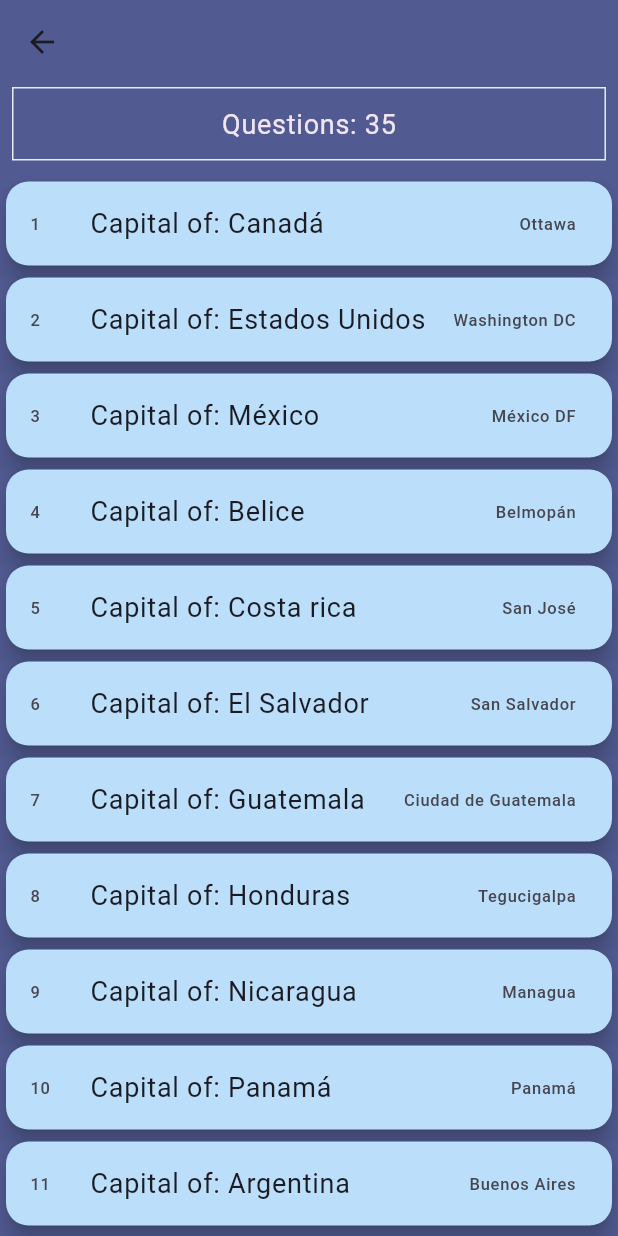
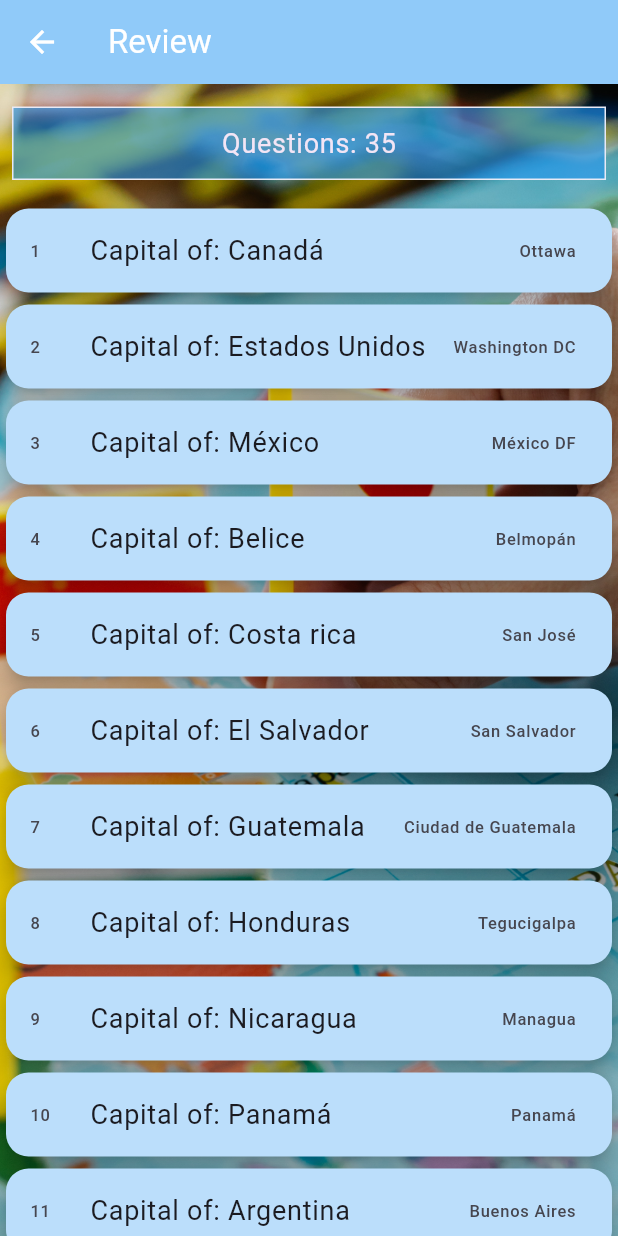
Before and after one commit to santy127/project_quiz_app_flutter, a Flutter app: the screen it shows after launch, after a tap on "Review Quiz", on a phone screen of 412 x 824 dp. Run offline on Flutter 3.47's test engine with Material 2 defaults, Android fonts, the phone set to English and light mode, and no system bars.

Commit message:
Avance del proyecto Quiz App de Flutter sobre Capitales

```diff
--- a/lib/pages/home_page.dart
+++ b/lib/pages/home_page.dart
@@ -5,51 +5,65 @@ class HomePage extends StatelessWidget {
 
   @override
   Widget build(BuildContext context) {
-    return Scaffold(  // Scaffold = Used for a new page
-      backgroundColor: Theme.of(context).primaryColor,
-      appBar: AppBar(
-        elevation: 0,
-        backgroundColor: Theme.of(context).primaryColor,
+    return Scaffold(
+      // appBar: AppBar(
+      //   elevation: 0,
+      //   backgroundColor: Colors.blue.shade300,
+      //   title: const Text(
+      //     'Quiz of Capitals',
+      //     style: TextStyle(
+      //       color: Colors.white,
+      //     ),
+      //   ),
+      // ),
+      body: Container(
+        decoration: const BoxDecoration(
+          image: DecorationImage(
+            image: AssetImage('assets/img/capitals.jpg'),
+            fit: BoxFit.cover,
           ),
-      body: Center(
+        ),
+        child: Center(
           child: Column(
             children: [
               Container(
                 margin: const EdgeInsets.only(top: 30, bottom: 50),
-            child: Icon(
-              Icons.wb_sunny_outlined,
+                child: const Icon(
+                  Icons.wb_sunny,
                   size: 100,
-              color: Colors.purple.shade100,
+                  color: Colors.lightBlueAccent,
                 ),
               ),
               Card(
-            margin: const EdgeInsets.all(20), // To make it look more separated from the edge of the screen
+                margin: const EdgeInsets.all(20),
                 shape: RoundedRectangleBorder(
                   borderRadius: BorderRadius.circular(12),
                 ),
-            color: Colors.indigo.shade200,
+                color: const Color.fromRGBO(0, 191, 255, 0.4), // More vivid and less opaque light blue
                 child: ListView(
-              shrinkWrap: true, // Solution
+                  shrinkWrap: true,
                   padding: const EdgeInsets.all(10),
                   children: [
                     Container(
                       height: 50,
                       margin: const EdgeInsets.only(top: 10, bottom: 25),
                       decoration: BoxDecoration(
-                    border: Border.all(color: Colors.black),
+                        border: Border.all(color: Colors.white),
                         gradient: LinearGradient(
                           begin: Alignment.topRight,
                           end: Alignment.bottomLeft,
                           colors: [
-                        Colors.indigo.shade200,
-                        Colors.purple.shade300
-                      ]
+                            Colors.blue.shade100,
+                            Colors.blue.shade300,
+                          ],
                         ),
                         borderRadius: BorderRadius.circular(5),
                       ),
                       child: const Center(
-                    child: Text('QUIZ APP',
+                        child: Text(
+                          'QUIZ APP',
                           style: TextStyle(
+                            color:  Colors.white,
                             fontWeight: FontWeight.w600,
                             fontSize: 20,
                           ),
@@ -58,34 +72,33 @@ class HomePage extends StatelessWidget {
                     ),
                     OutlinedButton(
                       onPressed: () {
-                    // This automatically adds a button to go back.
                         Navigator.pushNamed(context, '/quiz-page');
                       },
                       style: OutlinedButton.styleFrom(
-                    backgroundColor: Colors.indigo.shade100,
+                        backgroundColor: Colors.blue.shade300,
                         elevation: 4,
-                    side: const BorderSide(width: 1),
+                        side: const BorderSide(color: Colors.white, width: 1),
                       ),
                       child: const Text(
                         'Start Quiz',
-                    style: TextStyle(color: Colors.black), // Set the text color
+                        style: TextStyle(color: Colors.white),
                       ),
                     ),
                     const SizedBox(
-                  height: 10, // Space between buttons
+                      height: 10,
                     ),
                     OutlinedButton(
                       onPressed: () {
                         Navigator.pushNamed(context, '/review-page');
                       },
                       style: OutlinedButton.styleFrom(
-                    backgroundColor: Colors.indigo.shade100,
+                        backgroundColor: Colors.blue.shade300,
                         elevation: 4,
-                    side: const BorderSide(width: 1),
+                        side: const BorderSide(color: Colors.white, width: 1),
                       ),
                       child: const Text(
                         'Review Quiz',
-                    style: TextStyle(color: Colors.black), // Set the text color
+                        style: TextStyle(color: Colors.white),
                       ),
                     ),
                   ],
@@ -93,7 +106,8 @@ class HomePage extends StatelessWidget {
               ),
             ],
           ),
-      )
+        ),
+      ),
     );
   }
 }
--- a/lib/pages/review_quiz_page.dart
+++ b/lib/pages/review_quiz_page.dart
@@ -35,19 +35,32 @@ class _ReviewQuizPageState extends State<ReviewQuizPage> {
   @override
   Widget build(BuildContext context) {
     return Scaffold(
-      backgroundColor: Theme.of(context).primaryColor,
       appBar: AppBar(
-        backgroundColor: Theme.of(context).primaryColor,
+        title: const Text('Review', style: TextStyle(color: Colors.white),),
+        backgroundColor: Colors.blue.shade200,
         elevation: 0,
+        iconTheme: const IconThemeData(color: Colors.white), // Change the arrow color to white
       ),
-      body: quiz.questions.isNotEmpty ? Column(
+      body: Stack(
+        children: [
+          // Image background
+          Container(
+            decoration: const BoxDecoration(
+              image: DecorationImage(
+                image: AssetImage('assets/img/world_capitals.jpg'),
+                fit: BoxFit.cover,
+              ),
+            ),
+          ),
+          // Page content
+          Column(
             children: [
               Container(
                 padding: const EdgeInsets.all(10),
-            margin:
-                const EdgeInsets.only(left: 8, right: 8, top: 2, bottom: 10),
-            width: double.infinity, // So that it takes as much width as it can
+                margin: const EdgeInsets.only(left: 8, right: 8, top: 15, bottom: 15),
+                width: double.infinity,
                 decoration: BoxDecoration(
+                  color: Colors.blue.withOpacity(0.6), // Change the opacity value according to your preferences
                   border: Border.all(color: Colors.indigo.shade50, width: 1),
                 ),
                 child: Center(
@@ -70,11 +83,8 @@ class _ReviewQuizPageState extends State<ReviewQuizPage> {
                 }),
               ),
             ],
-      )
-        : const Center(
-          child: CircularProgressIndicator(
-            color: Colors.white,
-          )
+          ),
+        ],
       ),
     );
   }
--- a/pubspec.yaml
+++ b/pubspec.yaml
@@ -61,6 +61,10 @@ flutter:
   # To add assets to your application, add an assets section, like this:
   assets:
      - assets/countries.json
+     - assets/img/capitals.jpg
+     - assets/img/capitals_map.jpg
+     - assets/img/world_capitals.jpg
+     - assets/icons/google_icon.png
   #   - images/a_dot_ham.jpeg
 
   # An image asset can refer to one or more resolution-specific "variants", see
```
Also changed, not shown: lib/pages/quiz_page.dart (+33 -10 lines), lib/pages/results_page.dart (+15 -7 lines). Lines whose indentation alone changed are shown as unchanged.
